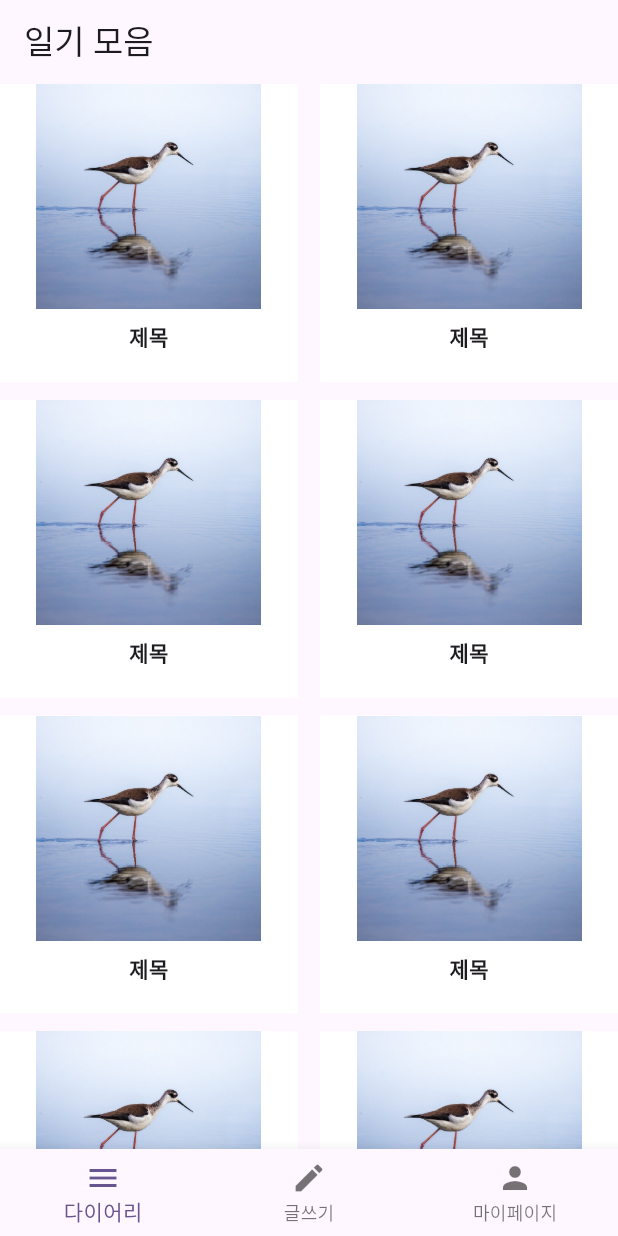
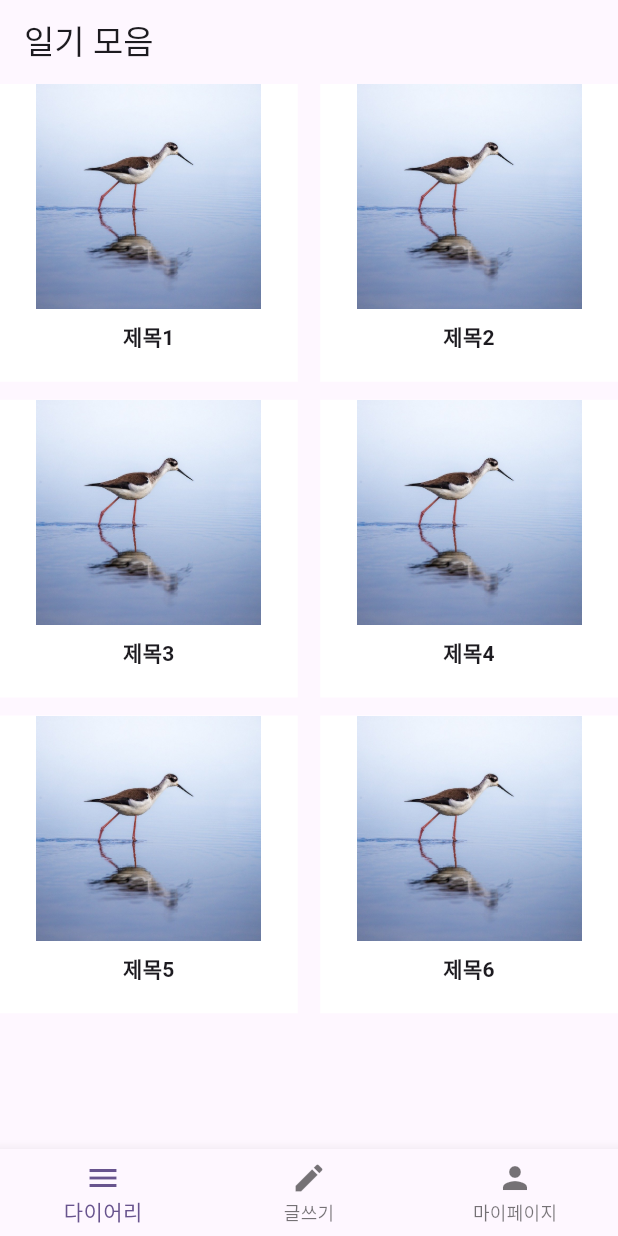
Before and after one commit to Aedli/secretDiary, a Flutter app: the screen it shows after launch, on a phone screen of 412 x 824 dp. Run offline on Flutter 3.47's test engine with Material 3 defaults, Android fonts, the phone set to English and light mode, and no system bars.

Commit message:
B1~B6추가 (B7은 이미지피커 사용해서 가져오는거라 구현 안함)

```diff
--- a/lib/griddiarypage/grid_diary_page.dart
+++ b/lib/griddiarypage/grid_diary_page.dart
@@ -1,4 +1,5 @@
 import 'package:flutter/material.dart';
+import 'package:mypage/diarywritepage/diary_save.dart'; // DiarySave 화면 import
 
 class GridDiary extends StatelessWidget {
   const GridDiary({super.key});
@@ -7,24 +8,12 @@ class GridDiary extends StatelessWidget {
   Widget build(BuildContext context) {
     // 이미지와 텍스트를 저장한 리스트
     final List<Map<String, String>> items = [
-      {"image": "assets/images/test1.jpg", "text": "제목"},
-      {"image": "assets/images/test1.jpg", "text": "제목"},
-      {"image": "assets/images/test1.jpg", "text": "제목"},
-      {"image": "assets/images/test1.jpg", "text": "제목"},
-      {"image": "assets/images/test1.jpg", "text": "제목"},
-      {"image": "assets/images/test1.jpg", "text": "제목"},
-      {"image": "assets/images/test1.jpg", "text": "제목"},
-      {"image": "assets/images/test1.jpg", "text": "제목"},
-      {"image": "assets/images/test1.jpg", "text": "제목"},
-      {"image": "assets/images/test1.jpg", "text": "제목"},
-      {"image": "assets/images/test1.jpg", "text": "제목"},
-      {"image": "assets/images/test1.jpg", "text": "제목"},
-      {"image": "assets/images/test1.jpg", "text": "제목"},
-      {"image": "assets/images/test1.jpg", "text": "제목"},
-      {"image": "assets/images/test1.jpg", "text": "제목"},
-      {"image": "assets/images/test1.jpg", "text": "제목"},
-      {"image": "assets/images/test1.jpg", "text": "제목"},
-      {"image": "assets/images/test1.jpg", "text": "제목"},
+      {"image": "assets/images/test1.jpg", "text": "제목1"},
+      {"image": "assets/images/test1.jpg", "text": "제목2"},
+      {"image": "assets/images/test1.jpg", "text": "제목3"},
+      {"image": "assets/images/test1.jpg", "text": "제목4"},
+      {"image": "assets/images/test1.jpg", "text": "제목5"},
+      {"image": "assets/images/test1.jpg", "text": "제목6"},
     ];
 
     return Scaffold(
@@ -42,20 +31,36 @@ class GridDiary extends StatelessWidget {
           return diaryContainer(
             image: items[index]["image"] as String,
             diary_title: items[index]["text"] as String,
+            onTap: () {
+              // DiarySave 화면으로 이동
+              Navigator.push(
+                con,
+                MaterialPageRoute(
+                  builder: (context) => DiarySave(title: "ffff", body: "fffff",),
+                ),
+              );
+            },
           );
         },
       ),
     );
   }
-  Widget diaryContainer({String image ="assets/images/test.jpg", String diary_title ="제목"}){
-    return Container(
+
+  Widget diaryContainer({
+    required String image,
+    required String diary_title,
+    required VoidCallback onTap,
+  }) {
+    return InkWell(
+      onTap: onTap,
+      child: Container(
         height: 200,
         color: Colors.white,
         child: Column(
           mainAxisSize: MainAxisSize.min,
           children: [
             Image.asset(
-            image, //
+              image,
               width: 150,
               height: 150,
               fit: BoxFit.cover,
@@ -71,6 +76,7 @@ class GridDiary extends StatelessWidget {
             ),
           ],
         ),
+      ),
     );
   }
 }
```
Also changed, not shown: lib/diarywritepage/diary_save.dart (added, +112 -0 lines), lib/diarywritepage/diary_write_page.dart (+113 -5 lines). Lines whose indentation alone changed are shown as unchanged.
